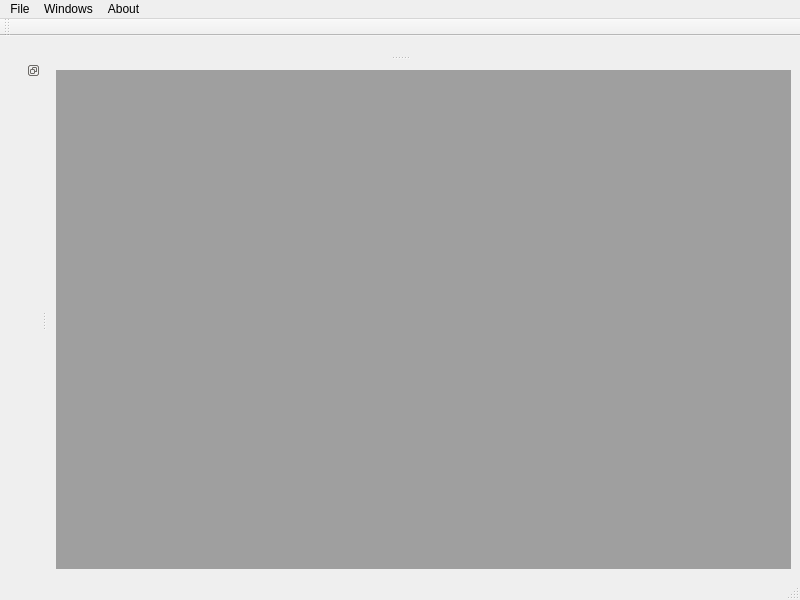
Quenii/ADCEVM, file mac/examples/GasInfo/mainwindow.ui: the form before one commit.
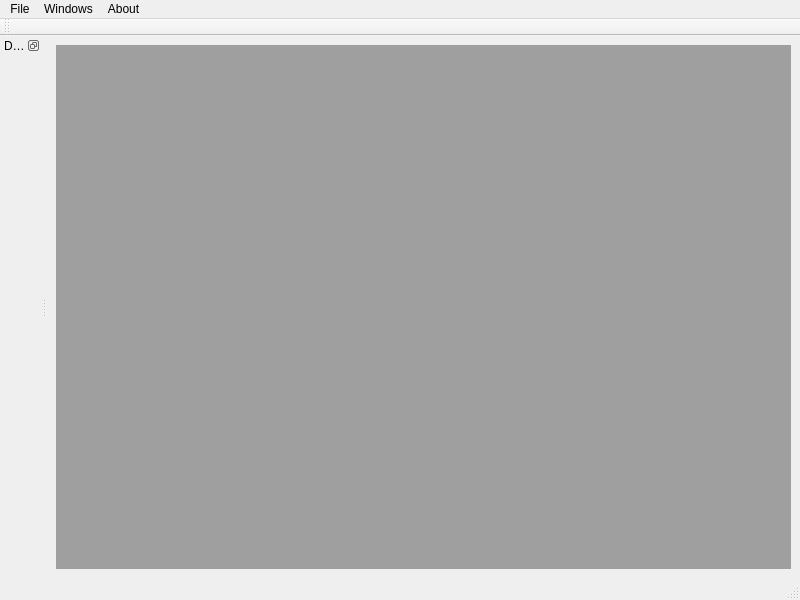
The form after the commit. Custom widgets are drawn as their Qt base class.

The edit to the form file:
```diff
--- a/mac/examples/GasInfo/mainwindow.ui
+++ b/mac/examples/GasInfo/mainwindow.ui
@@ -49,18 +49,6 @@
    <addaction name="menuAbout"/>
   </widget>
   <widget class="QStatusBar" name="statusbar"/>
-  <widget class="QDockWidget" name="topDockWidget">
-   <property name="features">
-    <set>QDockWidget::NoDockWidgetFeatures</set>
-   </property>
-   <property name="allowedAreas">
-    <set>Qt::BottomDockWidgetArea|Qt::TopDockWidgetArea</set>
-   </property>
-   <attribute name="dockWidgetArea">
-    <number>4</number>
-   </attribute>
-   <widget class="CommWidget" name="commWidget"/>
-  </widget>
   <widget class="QDockWidget" name="sideDockWidget">
    <property name="sizePolicy">
     <sizepolicy hsizetype="Preferred" vsizetype="Preferred">
@@ -74,6 +62,9 @@
    <property name="allowedAreas">
     <set>Qt::LeftDockWidgetArea|Qt::RightDockWidgetArea</set>
    </property>
+   <property name="windowTitle">
+    <string>Device List Panel</string>
+   </property>
    <attribute name="dockWidgetArea">
     <number>1</number>
    </attribute>
@@ -98,12 +89,6 @@
    <header>devicelistwidget.h</header>
    <container>1</container>
   </customwidget>
-  <customwidget>
-   <class>CommWidget</class>
-   <extends>QWidget</extends>
-   <header>commwidget.h</header>
-   <container>1</container>
-  </customwidget>
  </customwidgets>
  <resources/>
  <connections/>
```
